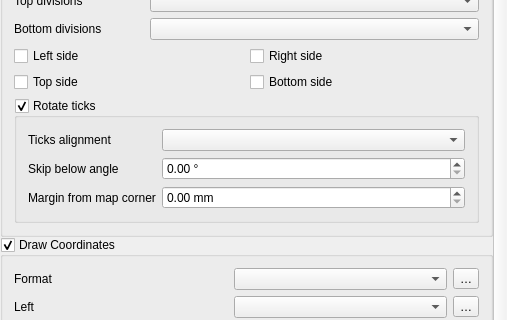
Above: src/ui/layout/qgslayoutmapgridwidgetbase.ui from qgis/QGIS before the change; both pictures show x 0 to 507 and y 615 to 935 of the 507 by 1205 pixel window. Below: the same form after it.
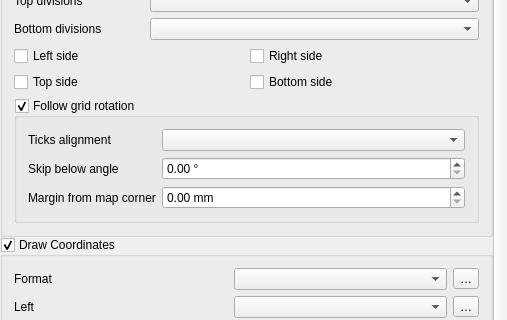
That is the form after the change. Icons and pictures are not drawn. Custom widgets are drawn as their Qt base class.

Commit message: rotated ticks folloup : rename setting groups

```diff
--- a/src/ui/layout/qgslayoutmapgridwidgetbase.ui
+++ b/src/ui/layout/qgslayoutmapgridwidgetbase.ui
@@ -662,7 +662,7 @@
           <item row="14" column="0" colspan="5">
            <widget class="QGroupBox" name="mRotatedTicksGroupBox">
             <property name="title">
-             <string>Rotate ticks</string>
+             <string>Follow grid rotation</string>
             </property>
             <property name="checkable">
              <bool>true</bool>
```
Left out of the diff: 2 changed lines with no effect on the pictures.
